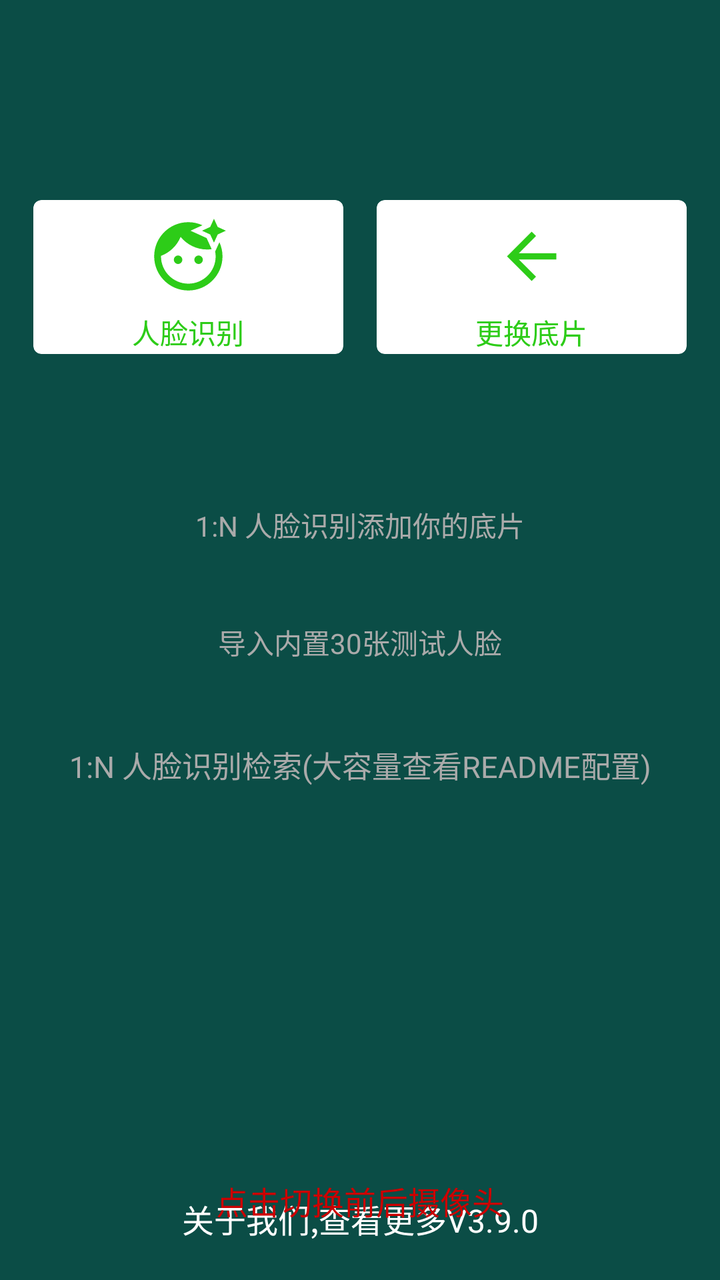
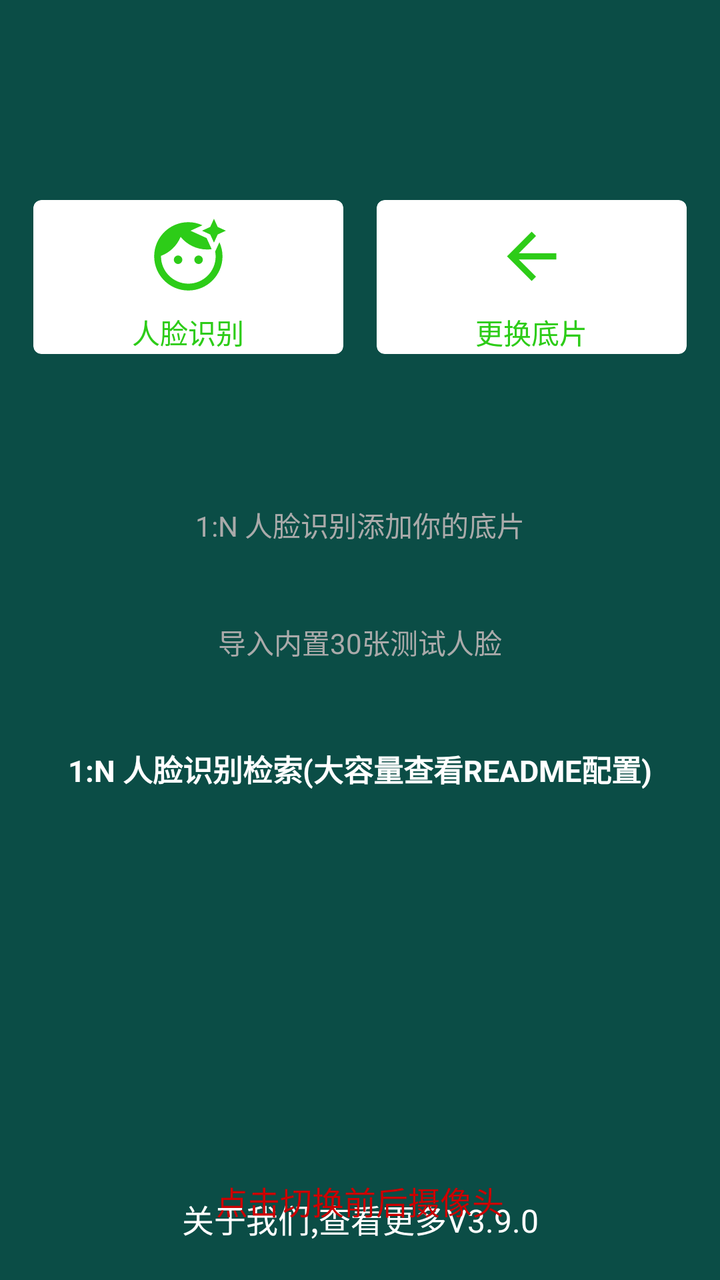

Screens rendered from an Android XML layout before and after an edit, with the pre-edit source and the edit as a unified diff.
<!-- AndroidManifest.xml: application theme Theme.AppCompat.NoActionBar -->
<!-- res/layout/activity_navi.xml -->
<?xml version="1.0" encoding="utf-8"?>
<androidx.constraintlayout.widget.ConstraintLayout xmlns:android="http://schemas.android.com/apk/res/android"
    xmlns:app="http://schemas.android.com/apk/res-auto"
    xmlns:tools="http://schemas.android.com/tools"
    android:layout_width="match_parent"
    android:layout_height="match_parent"
    android:background="@color/blue_sky"
    android:paddingTop="100dp"
    tools:context=".NaviActivity">

    
    <androidx.cardview.widget.CardView
        android:id="@+id/face_verify_card"
        android:layout_width="155dp"
        android:layout_height="77dp"
        app:cardCornerRadius="4dp"
        app:cardBackgroundColor="@color/white"
        app:layout_constraintEnd_toStartOf="@+id/update_base_image"
        app:layout_constraintStart_toStartOf="parent"
        app:layout_constraintTop_toTopOf="parent">

        <LinearLayout
            android:layout_width="match_parent"
            android:layout_height="wrap_content"
            android:layout_gravity="center"
            android:orientation="vertical">

            <ImageView
                android:layout_width="55dp"
                android:layout_height="55dp"
                android:padding="7dp"
                android:layout_gravity="center_horizontal"
                android:src="@drawable/baseline_face_retouching_natural_24" />

            <TextView
                android:id="@+id/face_verify"
                android:layout_width="match_parent"
                android:layout_height="wrap_content"
                android:layout_gravity="center_horizontal"
                android:gravity="center"
                android:text="人脸识别"
                android:textColor="#2DCC18"
                android:textSize="14sp" />

        </LinearLayout>

    </androidx.cardview.widget.CardView>


    
    <androidx.cardview.widget.CardView
        android:id="@+id/update_base_image"
        android:layout_width="155dp"
        android:layout_height="77dp"
        app:cardCornerRadius="4dp"
        app:cardBackgroundColor="@color/white"
        app:layout_constraintEnd_toEndOf="parent"
        app:layout_constraintStart_toEndOf="@+id/face_verify_card"
        app:layout_constraintTop_toTopOf="parent">

        <LinearLayout
            android:layout_width="match_parent"
            android:layout_height="wrap_content"
            android:layout_gravity="center"
            android:orientation="vertical">

            <ImageView
                android:layout_width="55dp"
                android:layout_height="55dp"
                android:padding="9dp"
                android:layout_gravity="center_horizontal"
                android:src="@drawable/ic_baseline_arrow_back_24" />

            <TextView
                android:id="@+id/change_base_img"
                android:layout_width="match_parent"
                android:layout_height="wrap_content"
                android:layout_gravity="center_horizontal"
                android:gravity="center"
                android:text="更换底片"
                android:textColor="#2DCC18"
                android:textSize="14sp"
                app:layout_constraintTop_toBottomOf="@+id/update_base_image" />

        </LinearLayout>

    </androidx.cardview.widget.CardView>






    <TextView
        android:id="@+id/verify1n_add"
        android:layout_width="match_parent"
        android:layout_height="wrap_content"
        android:layout_marginTop="66dp"
        android:padding="9dp"
        android:gravity="center"
        android:text="1:N 人脸识别添加你的底片"
        android:textColor="@android:color/darker_gray"
        android:textSize="14sp"
        app:layout_constraintTop_toBottomOf="@+id/update_base_image" />


    <TextView
        android:id="@+id/verify1n_add_30"
        android:layout_width="match_parent"
        android:layout_height="wrap_content"
        android:layout_marginTop="20dp"
        android:padding="9dp"
        android:gravity="center"
        android:text="导入内置30张测试人脸"
        android:textColor="@android:color/darker_gray"
        android:textSize="14sp"
        app:layout_constraintTop_toBottomOf="@+id/verify1n_add" />

    <TextView
        android:id="@+id/verify1n"
        android:layout_width="match_parent"
        android:layout_height="wrap_content"
        android:layout_marginTop="22dp"
        android:padding="9dp"
        android:gravity="center"
        android:text="1:N 人脸识别检索(大容量查看README配置)"
        android:textColor="@android:color/darker_gray"
        android:textSize="15sp"

        app:layout_constraintTop_toBottomOf="@+id/verify1n_add_30" />


    <TextView
        android:id="@+id/more_about_me"
        android:layout_width="match_parent"
        android:layout_height="wrap_content"
        android:gravity="center"
        android:padding="19dp"
        android:text="关于我们,查看更多V3.9.0"
        android:textColor="@android:color/white"
        android:textSize="16sp"
        android:layout_marginBottom="@dimen/dp_40"
        app:layout_constraintBottom_toBottomOf="parent" />

    <TextView
        android:id="@+id/change_camera"
        android:layout_width="match_parent"
        android:layout_height="wrap_content"
        android:layout_gravity="bottom"
        android:gravity="center"
        android:textColor="@android:color/holo_red_dark"
        android:textSize="16sp"
        android:layout_marginTop="25dp"
        android:layout_marginBottom="28dp"
        app:layout_constraintBottom_toBottomOf="parent"
        android:text="点击切换前后摄像头" />




</androidx.constraintlayout.widget.ConstraintLayout>
<!-- resources referenced by this layout -->
<resources>
  <color name="blue_sky">#0B4D46</color>
  <color name="white">#FFFFFFFF</color>
  <!-- drawable baseline_face_retouching_natural_24 (drawable) -->
  <vector android:height="24dp" android:tint="#2DCC18"
      android:viewportHeight="24" android:viewportWidth="24"
      android:width="24dp" xmlns:android="http://schemas.android.com/apk/res/android">
      <path android:fillColor="@android:color/white" android:pathData="M9,13m-1.25,0a1.25,1.25 0,1 1,2.5 0a1.25,1.25 0,1 1,-2.5 0"/>
      <path android:fillColor="@android:color/white" android:pathData="M20.77,8.58l-0.92,2.01c0.09,0.46 0.15,0.93 0.15,1.41 0,4.41 -3.59,8 -8,8s-8,-3.59 -8,-8c0,-0.05 0.01,-0.1 0,-0.14 2.6,-0.98 4.69,-2.99 5.74,-5.55C11.58,8.56 14.37,10 17.5,10c0.45,0 0.89,-0.04 1.33,-0.1l-0.6,-1.32 -0.88,-1.93 -1.93,-0.88 -2.79,-1.27 2.79,-1.27 0.71,-0.32C14.87,2.33 13.47,2 12,2 6.48,2 2,6.48 2,12s4.48,10 10,10 10,-4.48 10,-10c0,-1.47 -0.33,-2.87 -0.9,-4.13l-0.33,0.71z"/>
      <path android:fillColor="@android:color/white" android:pathData="M15,13m-1.25,0a1.25,1.25 0,1 1,2.5 0a1.25,1.25 0,1 1,-2.5 0"/>
      <path android:fillColor="@android:color/white" android:pathData="M20.6,5.6L19.5,8l-1.1,-2.4L16,4.5l2.4,-1.1L19.5,1l1.1,2.4L23,4.5z"/>
  </vector>
  <!-- drawable ic_baseline_arrow_back_24 (drawable) -->
  <vector android:autoMirrored="true" android:height="24dp"
      android:tint="#2DCC18" android:viewportHeight="24"
      android:viewportWidth="24" android:width="24dp" xmlns:android="http://schemas.android.com/apk/res/android">
      <path android:fillColor="@android:color/white" android:pathData="M20,11H7.83l5.59,-5.59L12,4l-8,8 8,8 1.41,-1.41L7.83,13H20v-2z"/>
  </vector>
</resources>

<!-- the commit's change to res/layout/activity_navi.xml (unified diff, before → after) -->
@@ -120,13 +120,13 @@
         android:id="@+id/verify1n"
         android:layout_width="match_parent"
         android:layout_height="wrap_content"
-        android:layout_marginTop="22dp"
+        android:layout_marginTop="24dp"
         android:padding="9dp"
         android:gravity="center"
         android:text="1:N 人脸识别检索(大容量查看README配置)"
-        android:textColor="@android:color/darker_gray"
+        android:textColor="@android:color/white"
         android:textSize="15sp"
-
+        android:textStyle="bold"
         app:layout_constraintTop_toBottomOf="@+id/verify1n_add_30" />
 
 
